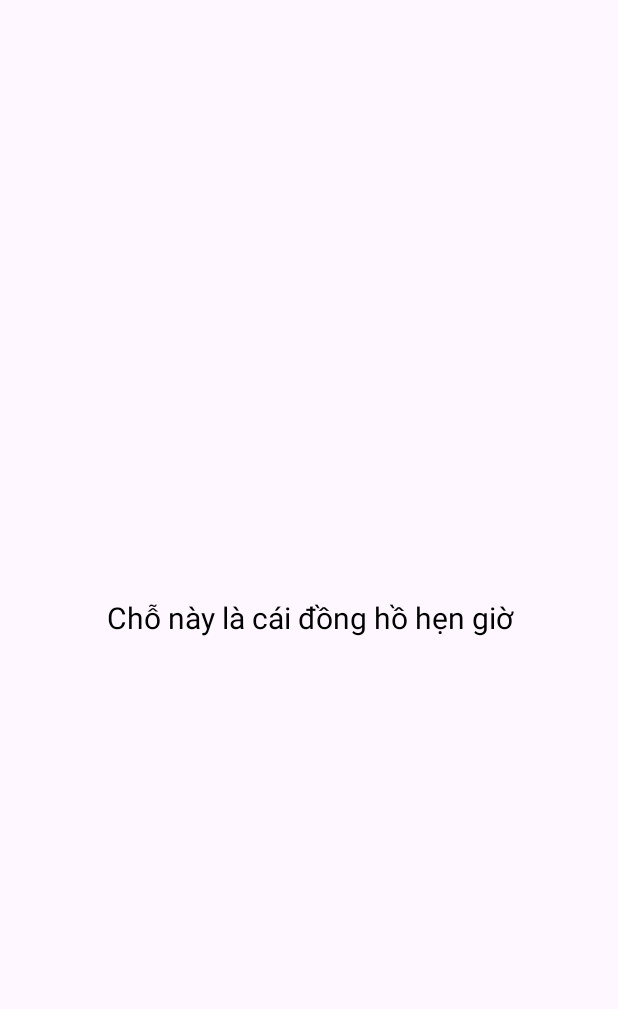
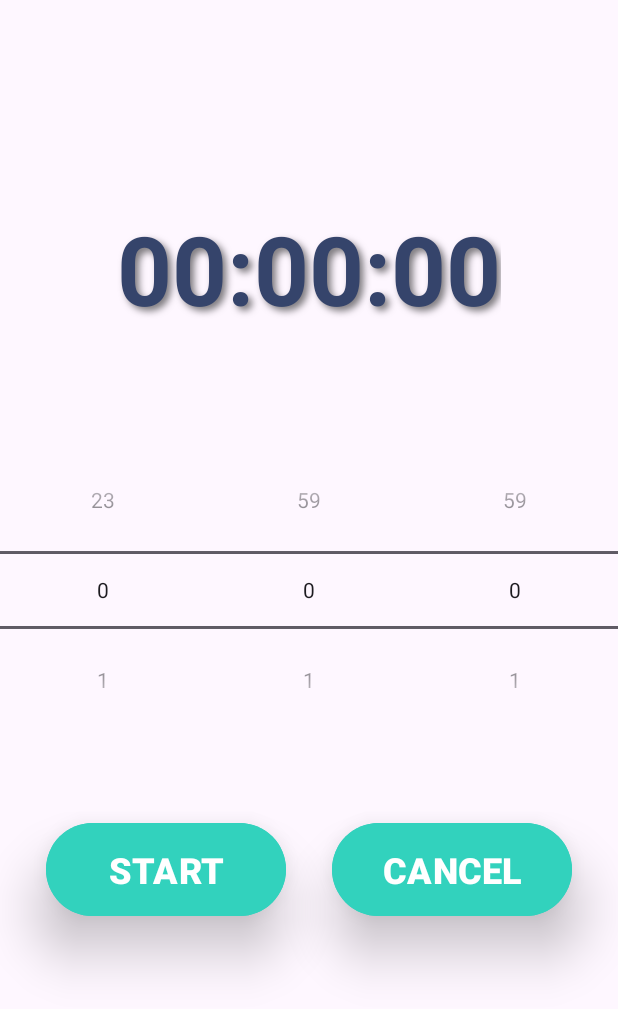
Before and after one commit to daiduoq-ng/lab1-nt131, an Android app: the fragment FragmentTimer shown on its own in the app's theme, on a phone screen of 412 x 824 dp. Shown: the top 1009 px of the screen. Run offline under Robolectric (Android 15) with nearby library versions, the phone set to English and light mode, and no system bars.

Commit message:
Added Timer

```diff
--- a/app/src/main/AndroidManifest.xml
+++ b/app/src/main/AndroidManifest.xml
@@ -1,6 +1,9 @@
 <?xml version="1.0" encoding="utf-8"?>
 <manifest xmlns:android="http://schemas.android.com/apk/res/android"
     xmlns:tools="http://schemas.android.com/tools">
+
+    <uses-permission android:name="android.permission.POST_NOTIFICATIONS" />
+    <uses-permission android:name="android.permission.VIBRATE" />
 
     <application
         android:allowBackup="true"
--- a/app/src/main/java/fragment/FragmentTimer.java
+++ b/app/src/main/java/fragment/FragmentTimer.java
@@ -1,66 +1,180 @@
 package fragment;
 
+import android.content.Context;
+import android.media.MediaPlayer;
 import android.os.Bundle;
+import android.os.CountDownTimer;
+import android.os.VibrationEffect;
+import android.os.Vibrator;
+import android.view.LayoutInflater;
+import android.view.View;
+import android.view.ViewGroup;
+import android.widget.Button;
+import android.widget.NumberPicker;
+import android.widget.TextView;
 
 import androidx.fragment.app.Fragment;
 
-import android.view.LayoutInflater;
-import android.view.View;
-import android.view.ViewGroup;
-
 import com.example.duongnvdssupperclock.R;
 
-/**
- * A simple {@link Fragment} subclass.
- * Use the {@link FragmentTimer#newInstance} factory method to
- * create an instance of this fragment.
- */
+import java.util.Locale;
+
 public class FragmentTimer extends Fragment {
+    private TextView timerTextView;
+    private Button startButton, cancelButton;
+    private NumberPicker hourPicker, minutePicker, secondPicker;
+    private CountDownTimer countDownTimer;
+    private boolean isTimerRunning = false;
+    private long timeLeftInMillis = 0;
+    private MediaPlayer mediaPlayer;
+    private Vibrator vibrator;
 
-    // TODO: Rename parameter arguments, choose names that match
-    // the fragment initialization parameters, e.g. ARG_ITEM_NUMBER
-    private static final String ARG_PARAM1 = "param1";
-    private static final String ARG_PARAM2 = "param2";
+    @Override
+    public View onCreateView(LayoutInflater inflater, ViewGroup container, Bundle savedInstanceState) {
+        View view = inflater.inflate(R.layout.fragment_timer, container, false);
 
-    // TODO: Rename and change types of parameters
-    private String mParam1;
-    private String mParam2;
+        timerTextView = view.findViewById(R.id.timerTextView);
+        startButton = view.findViewById(R.id.startButton);
+        cancelButton = view.findViewById(R.id.cancelButton);
+        hourPicker = view.findViewById(R.id.hourPicker);
+        minutePicker = view.findViewById(R.id.minutePicker);
+        secondPicker = view.findViewById(R.id.secondPicker);
 
-    public FragmentTimer() {
-        // Required empty public constructor
+        vibrator = (Vibrator) requireContext().getSystemService(Context.VIBRATOR_SERVICE);
+
+        setupPickers();
+        setupButtons();
+
+        return view;
     }
 
-    /**
-     * Use this factory method to create a new instance of
-     * this fragment using the provided parameters.
-     *
-     * @param param1 Parameter 1.
-     * @param param2 Parameter 2.
-     * @return A new instance of fragment FragmentTimer.
-     */
-    // TODO: Rename and change types and number of parameters
-    public static FragmentTimer newInstance(String param1, String param2) {
-        FragmentTimer fragment = new FragmentTimer();
-        Bundle args = new Bundle();
-        args.putString(ARG_PARAM1, param1);
-        args.putString(ARG_PARAM2, param2);
-        fragment.setArguments(args);
-        return fragment;
+    private void setupPickers() {
+        hourPicker.setMinValue(0);
+        hourPicker.setMaxValue(23);
+        minutePicker.setMinValue(0);
+        minutePicker.setMaxValue(59);
+        secondPicker.setMinValue(0);
+        secondPicker.setMaxValue(59);
+    }
+
+    private void setupButtons() {
+        startButton.setOnClickListener(v -> {
+            if (isTimerRunning) {
+                pauseTimer();
+            } else {
+                startTimer();
+            }
+        });
+
+        cancelButton.setOnClickListener(v -> cancelTimer());
+    }
+
+    private void startTimer() {
+        if (!isTimerRunning) {
+            long totalTimeInMillis = (hourPicker.getValue() * 3600000L) +
+                    (minutePicker.getValue() * 60000L) +
+                    (secondPicker.getValue() * 1000L);
+            if (totalTimeInMillis > 0) {
+                timeLeftInMillis = totalTimeInMillis;
+                countDownTimer = new CountDownTimer(timeLeftInMillis, 1000) {
+                    @Override
+                    public void onTick(long millisUntilFinished) {
+                        timeLeftInMillis = millisUntilFinished;
+                        updateTimerText();
+                    }
+
+                    @Override
+                    public void onFinish() {
+                        isTimerRunning = false;
+                        updateButtons();
+                        playSound();
+                        vibrate();
+                        showTimerFinishedDialog();  // Hiển thị dialog khi hết thời gian
+                    }
+                }.start();
+
+                isTimerRunning = true;
+                updateButtons();
+            }
+        }
+    }
+
+    private void pauseTimer() {
+        if (countDownTimer != null) {
+            countDownTimer.cancel();
+        }
+        isTimerRunning = false;
+        updateButtons();
+    }
+
+    private void cancelTimer() {
+        if (countDownTimer != null) {
+            countDownTimer.cancel();
+        }
+        timeLeftInMillis = 0;
+        isTimerRunning = false;
+        updateTimerText();
+        updateButtons();
+    }
+
+    private void updateTimerText() {
+        int hours = (int) (timeLeftInMillis / 3600000);
+        int minutes = (int) ((timeLeftInMillis % 3600000) / 60000);
+        int seconds = (int) ((timeLeftInMillis % 60000) / 1000);
+
+        String timeLeftFormatted = String.format(Locale.getDefault(), "%02d:%02d:%02d", hours, minutes, seconds);
+        timerTextView.setText(timeLeftFormatted);
+    }
+
+    private void updateButtons() {
+        if (isTimerRunning) {
+            startButton.setText("PAUSE");
+            cancelButton.setEnabled(true);
+        } else {
+            startButton.setText("START");
+            if (timeLeftInMillis > 0) {
+                cancelButton.setEnabled(true);
+            } else {
+                cancelButton.setEnabled(false);
+            }
+        }
+    }
+
+    private void playSound() {
+        if (mediaPlayer == null) {
+            mediaPlayer = MediaPlayer.create(requireContext(), R.raw.timer_sound);
+        }
+        mediaPlayer.start();
+    }
+
+    private void vibrate() {
+        if (vibrator.hasVibrator()) {
+            if (android.os.Build.VERSION.SDK_INT >= android.os.Build.VERSION_CODES.O) {
+                vibrator.vibrate(VibrationEffect.createOneShot(1000, VibrationEffect.DEFAULT_AMPLITUDE));
+            } else {
+                vibrator.vibrate(1000);
+            }
+        }
+    }
+
+    private void showTimerFinishedDialog() {
+        new androidx.appcompat.app.AlertDialog.Builder(requireContext())
+                .setTitle("Timer Finished")
+                .setMessage("Your timer has ended.")
+                .setPositiveButton("OK", (dialog, which) -> dialog.dismiss())
+                .setCancelable(false)  // Không cho phép hủy dialog bằng cách nhấn ra ngoài
+                .show();
     }
 
     @Override
-    public void onCreate(Bundle savedInstanceState) {
-        super.onCreate(savedInstanceState);
-        if (getArguments() != null) {
-            mParam1 = getArguments().getString(ARG_PARAM1);
-            mParam2 = getArguments().getString(ARG_PARAM2);
+    public void onDestroyView() {
+        super.onDestroyView();
+        if (countDownTimer != null) {
+            countDownTimer.cancel();
+        }
+        if (mediaPlayer != null) {
+            mediaPlayer.release();
+            mediaPlayer = null;
         }
     }
-
-    @Override
-    public View onCreateView(LayoutInflater inflater, ViewGroup container,
-                             Bundle savedInstanceState) {
-        // Inflate the layout for this fragment
-        return inflater.inflate(R.layout.fragment_timer, container, false);
-    }
 }
--- a/app/src/main/res/layout/fragment_timer.xml
+++ b/app/src/main/res/layout/fragment_timer.xml
@@ -1,19 +1,95 @@
-<LinearLayout xmlns:android="http://schemas.android.com/apk/res/android"
-    xmlns:tools="http://schemas.android.com/tools"
+<?xml version="1.0" encoding="utf-8"?>
+<androidx.constraintlayout.widget.ConstraintLayout xmlns:android="http://schemas.android.com/apk/res/android"
+    xmlns:app="http://schemas.android.com/apk/res-auto"
     android:layout_width="match_parent"
-    android:layout_height="match_parent"
-    tools:context="fragment.FragmentClock">
+    android:layout_height="match_parent">
 
-    <!-- TODO: Update blank fragment layout -->
     <TextView
+        android:id="@+id/timerTextView"
+        android:layout_width="wrap_content"
+        android:layout_height="wrap_content"
+        android:shadowColor="#80000000"
+        android:shadowDx="4"
+        android:shadowDy="4"
+        android:shadowRadius="6"
+        android:text="00:00:00"
+        android:textColor="#35446B"
+        android:textSize="64sp"
+        android:textStyle="bold"
+        app:layout_constraintBottom_toTopOf="@+id/pickerLayout"
+        app:layout_constraintEnd_toEndOf="parent"
+        app:layout_constraintStart_toStartOf="parent"
+        app:layout_constraintTop_toTopOf="parent"
+        app:layout_constraintVertical_bias="0.626" />
+
+    <LinearLayout
+        android:id="@+id/pickerLayout"
         android:layout_width="match_parent"
-        android:layout_height="match_parent"
-        android:textColor="@color/black"
-        android:gravity="center"
-        android:textSize="20sp"
-        android:text="Chỗ này là cái đồng hồ hẹn giờ"
-
-        />
+        android:layout_height="wrap_content"
+        android:orientation="horizontal"
+        app:layout_constraintBottom_toTopOf="@+id/timerTextView"
+        app:layout_constraintTop_toBottomOf="parent"
+        app:layout_constraintVertical_bias="0.6">
 
 
-</LinearLayout>
+        <NumberPicker
+            android:id="@+id/hourPicker"
+            android:layout_width="wrap_content"
+            android:layout_height="wrap_content"
+            android:layout_weight="1"
+            />
+
+        <NumberPicker
+            android:id="@+id/minutePicker"
+            android:layout_width="wrap_content"
+            android:layout_height="wrap_content"
+            android:layout_weight="1" />
+
+        <NumberPicker
+            android:id="@+id/secondPicker"
+            android:layout_width="wrap_content"
+            android:layout_height="wrap_content"
+            android:layout_weight="1" />
+
+    </LinearLayout>
+
+    <Button
+        android:id="@+id/startButton"
+        android:layout_width="160dp"
+        android:layout_height="70dp"
+        android:backgroundTint="#32D2BD"
+        android:text="START"
+        android:textColor="#FFFFFF"
+        android:textSize="24sp"
+        android:textStyle="bold"
+        android:elevation="10dp"
+        android:translationZ="12dp"
+        android:stateListAnimator="@null"
+    app:layout_constraintBottom_toBottomOf="parent"
+    app:layout_constraintEnd_toStartOf="@+id/cancelButton"
+    app:layout_constraintStart_toStartOf="parent"
+    app:layout_constraintTop_toBottomOf="@+id/pickerLayout"
+    app:layout_constraintVertical_bias="0.228" />
+
+    <Button
+        android:id="@+id/cancelButton"
+        android:layout_width="160dp"
+        android:layout_height="70dp"
+        android:backgroundTint="#32D2BD"
+        android:text="CANCEL"
+        android:textColor="#FFFFFF"
+        android:textSize="24sp"
+        android:textStyle="bold"
+        android:elevation="10dp"
+        android:translationZ="12dp"
+        android:stateListAnimator="@null"
+        app:layout_constraintBottom_toBottomOf="parent"
+        app:layout_constraintEnd_toEndOf="parent"
+        app:layout_constraintStart_toEndOf="@+id/startButton"
+        app:layout_constraintTop_toBottomOf="@+id/pickerLayout"
+        app:layout_constraintVertical_bias="0.228" />
+
+
+
+
+</androidx.constraintlayout.widget.ConstraintLayout>
```
Also changed, not shown: 1 other file.
